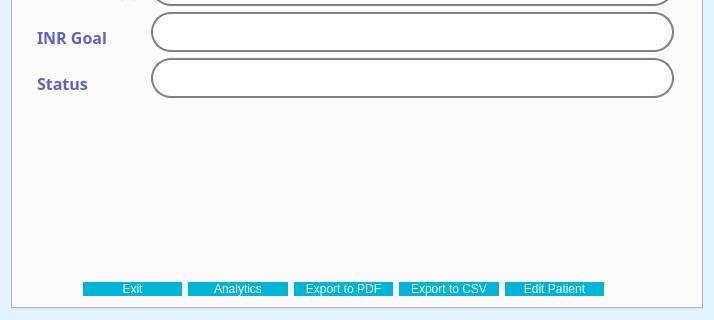
Above: resource/uic/patientprofile.ui from xyang-github/INR_Tracker before the change; both pictures show x 0 to 714 and y 219 to 539 of the 714 by 539 pixel window. Below: the same form after it.
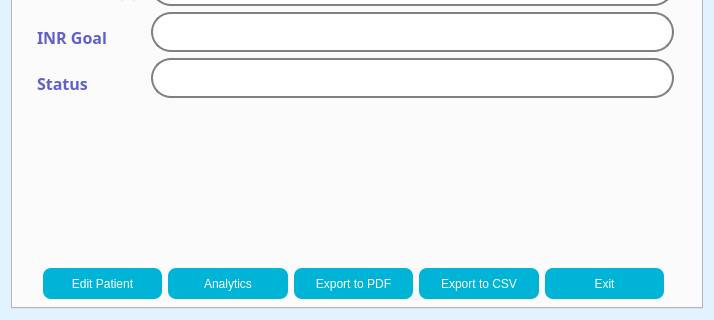
That is the form after the change. The open tabs and pages were chosen to show the change. Icons and pictures are not drawn.

Commit message: Format to gui for consistency

What changed in the file:
```diff
--- a/resource/uic/patientprofile.ui
+++ b/resource/uic/patientprofile.ui
@@ -368,22 +368,50 @@
       <widget class="QWidget" name="layoutWidget">
        <property name="geometry">
         <rect>
-         <x>70</x>
-         <y>460</y>
-         <width>521</width>
-         <height>23</height>
+         <x>30</x>
+         <y>450</y>
+         <width>621</width>
+         <height>31</height>
         </rect>
        </property>
        <layout class="QHBoxLayout" name="lytButtons">
         <item>
-         <widget class="QPushButton" name="btnExit">
+         <widget class="QPushButton" name="btnEditPatient">
+          <property name="sizePolicy">
+           <sizepolicy hsizetype="Minimum" vsizetype="Minimum">
+            <horstretch>0</horstretch>
+            <verstretch>0</verstretch>
+           </sizepolicy>
+          </property>
+          <property name="minimumSize">
+           <size>
+            <width>85</width>
+            <height>25</height>
+           </size>
+          </property>
           <property name="text">
-           <string>Exit</string>
+           <string>Edit Patient</string>
+          </property>
+          <property name="icon">
+           <iconset resource="../resource.qrc">
+            <normaloff>:/img/icon/edit.png</normaloff>:/img/icon/edit.png</iconset>
           </property>
          </widget>
         </item>
         <item>
          <widget class="QPushButton" name="btnAnalytics">
+          <property name="sizePolicy">
+           <sizepolicy hsizetype="Minimum" vsizetype="Minimum">
+            <horstretch>0</horstretch>
+            <verstretch>0</verstretch>
+           </sizepolicy>
+          </property>
+          <property name="minimumSize">
+           <size>
+            <width>85</width>
+            <height>25</height>
+           </size>
+          </property>
           <property name="text">
            <string>Analytics</string>
           </property>
@@ -391,6 +419,18 @@
         </item>
         <item>
          <widget class="QPushButton" name="btnPDF">
+          <property name="sizePolicy">
+           <sizepolicy hsizetype="Minimum" vsizetype="Minimum">
+            <horstretch>0</horstretch>
+            <verstretch>0</verstretch>
+           </sizepolicy>
+          </property>
+          <property name="minimumSize">
+           <size>
+            <width>85</width>
+            <height>25</height>
+           </size>
+          </property>
           <property name="text">
            <string>Export to PDF</string>
           </property>
@@ -398,15 +438,39 @@
         </item>
         <item>
          <widget class="QPushButton" name="btnCSV">
+          <property name="sizePolicy">
+           <sizepolicy hsizetype="Minimum" vsizetype="Minimum">
+            <horstretch>0</horstretch>
+            <verstretch>0</verstretch>
+           </sizepolicy>
+          </property>
+          <property name="minimumSize">
+           <size>
+            <width>85</width>
+            <height>25</height>
+           </size>
+          </property>
           <property name="text">
            <string>Export to CSV</string>
           </property>
          </widget>
         </item>
         <item>
-         <widget class="QPushButton" name="btnEditPatient">
+         <widget class="QPushButton" name="btnExitProfile">
+          <property name="sizePolicy">
+           <sizepolicy hsizetype="Minimum" vsizetype="Minimum">
+            <horstretch>0</horstretch>
+            <verstretch>0</verstretch>
+           </sizepolicy>
+          </property>
+          <property name="minimumSize">
+           <size>
+            <width>85</width>
+            <height>25</height>
+           </size>
+          </property>
           <property name="text">
-           <string>Edit Patient</string>
+           <string>Exit</string>
           </property>
          </widget>
         </item>
```
Left out of the diff: 71 changed lines with no effect on the pictures. The commit also changes 2 other files.
